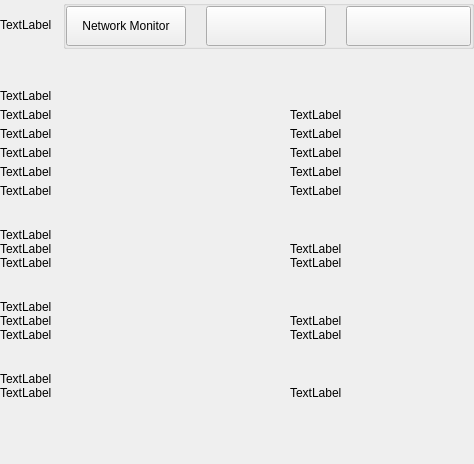
Before: the Qt Designer form src/qt/bcz/settings/forms/settingsinformationwidget.ui in SpecialCoins/den, drawn with Qt 5.
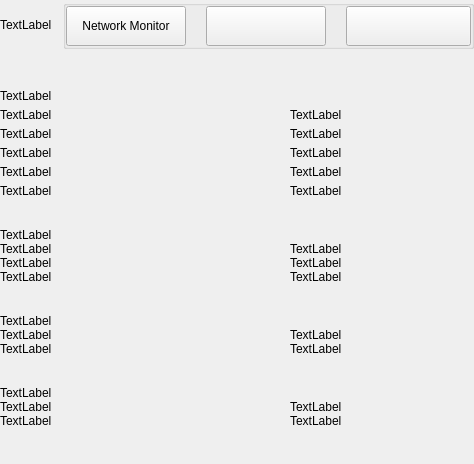
After: the same form once the commit is applied.

The edit to the form file:
```diff
--- a/src/qt/bcz/settings/forms/settingsinformationwidget.ui
+++ b/src/qt/bcz/settings/forms/settingsinformationwidget.ui
@@ -449,6 +449,39 @@
           </item>
          </layout>
         </item>
+           <item>
+            <layout class="QHBoxLayout" name="horizontalMasternode" stretch="0,1">
+             <property name="spacing">
+              <number>0</number>
+             </property>
+             <item>
+              <widget class="QLabel" name="labelTitleMasternode">
+               <property name="minimumSize">
+                <size>
+                 <width>290</width>
+                 <height>0</height>
+                </size>
+               </property>
+               <property name="maximumSize">
+                <size>
+                 <width>290</width>
+                 <height>16777215</height>
+                </size>
+               </property>
+               <property name="text">
+                <string>TextLabel</string>
+               </property>
+              </widget>
+             </item>
+             <item>
+              <widget class="QLabel" name="labelInfoMasternodeCount">
+               <property name="text">
+                <string>TextLabel</string>
+               </property>
+              </widget>
+             </item>
+            </layout>
+           </item>
         <item>
          <widget class="QWidget" name="layoutOptions2" native="true">
           <layout class="QHBoxLayout" name="horizontalConnections" stretch="0,1">
@@ -655,6 +688,39 @@
           </item>
          </layout>
         </item>
+        <item>
+         <layout class="QHBoxLayout" name="horizontalNumberTransactions" stretch="0,1">
+          <property name="spacing">
+           <number>0</number>
+          </property>
+          <item>
+           <widget class="QLabel" name="labelTitleMem">
+            <property name="minimumSize">
+             <size>
+              <width>290</width>
+              <height>0</height>
+             </size>
+            </property>
+            <property name="maximumSize">
+             <size>
+              <width>290</width>
+              <height>16777215</height>
+             </size>
+            </property>
+            <property name="text">
+             <string>TextLabel</string>
+            </property>
+           </widget>
+          </item>
+          <item>
+           <widget class="QLabel" name="labelInfoMem">
+            <property name="text">
+             <string>TextLabel</string>
+            </property>
+           </widget>
+          </item>
+         </layout>
+        </item>
         <item>
          <spacer name="verticalSpacer">
           <property name="orientation">
```
